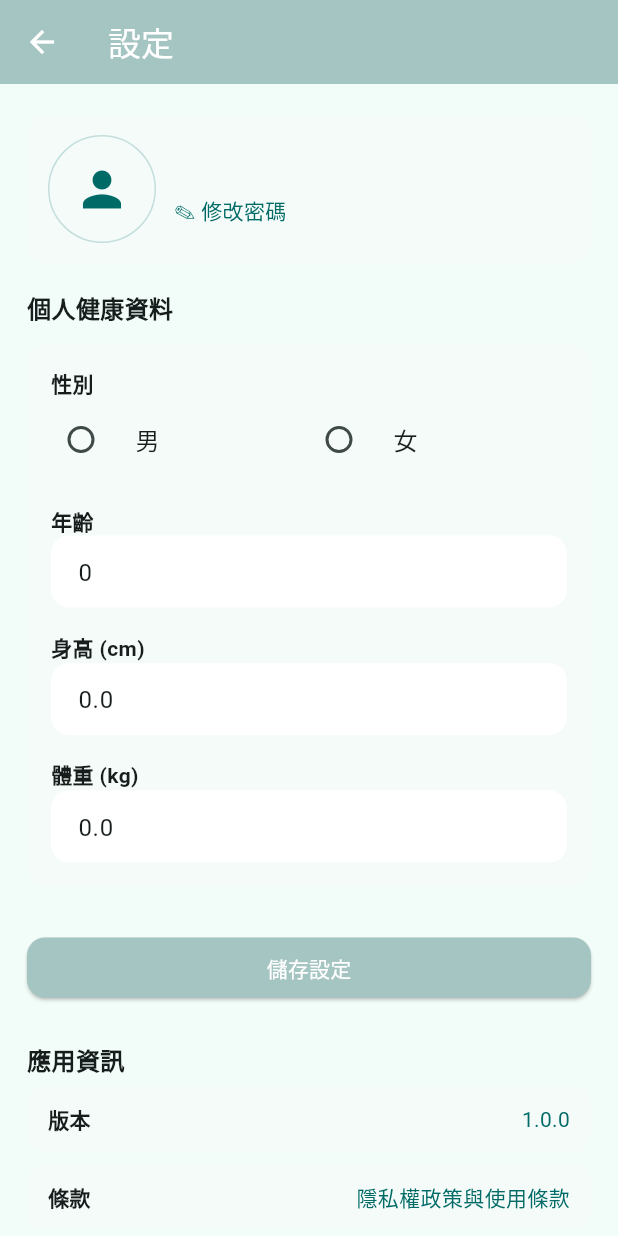
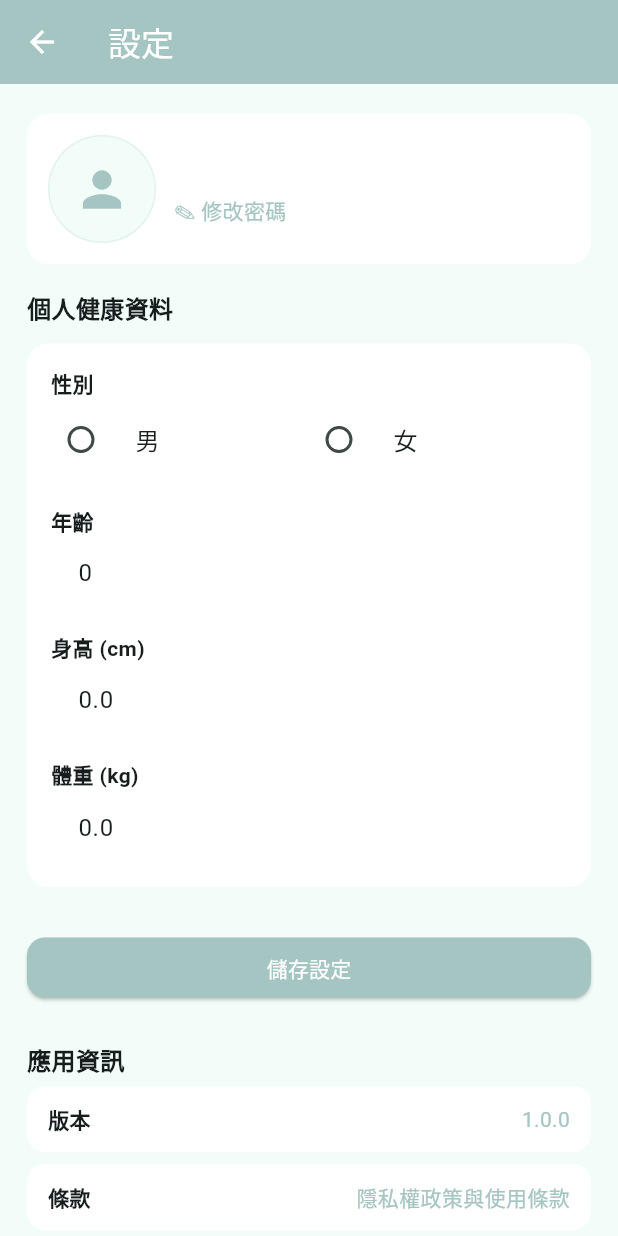
Before and after one commit to shaix0/aiNutrition, a Flutter app: the SettingsPage screen opened by its route, on a phone screen of 412 x 824 dp. Run offline on Flutter 3.47's test engine with Material 3 defaults, Android fonts, the phone set to English and light mode, and no system bars; our stand-ins replace cloud_firestore, dotted_border, firebase_auth, firebase_core, fl_chart, flutter_dotenv and 3 more; missing offline and left inert: googleapis; accounts and stored records are empty; generated files the repository leaves out were written again; network calls fail.

Commit message:
Shaix (#18)
* update

* 111

```diff
--- a/lib/app_theme.dart
+++ b/lib/app_theme.dart
@@ -1,3 +1,5 @@
+// lib/app_theme.dart
+
 import 'package:flutter/material.dart';
 
 class AppTheme {
@@ -6,9 +8,15 @@ class AppTheme {
   static const Color primaryLight = Color(0xFFF2FDF9);
 
   static ThemeData theme = ThemeData(
-    colorScheme: ColorScheme.fromSeed(seedColor: primaryDeep),
-    scaffoldBackgroundColor: primaryLight,
     useMaterial3: true,
+    colorScheme: ColorScheme.fromSeed(
+      seedColor: primaryDeep,
+    ).copyWith(
+      primary: primaryDeep,
+      surface: Colors.white,
+      background: primaryLight,
+    ),
+  scaffoldBackgroundColor: primaryLight,
 
     appBarTheme: const AppBarTheme(
       backgroundColor: primaryDeep,
--- a/lib/routes.dart
+++ b/lib/routes.dart
@@ -3,7 +3,7 @@ import 'package:flutter/material.dart';
 import 'history_page.dart';
 import 'analysisfood.dart';
 import 'auth.dart';
-import 'admin_test.dart';
+import 'admin.dart';
 import 'settings.dart';
 
 final Map<String, WidgetBuilder> appRoutes = {
--- a/lib/settings.dart
+++ b/lib/settings.dart
@@ -200,7 +200,7 @@ class _SettingsPageState extends State<SettingsPage> {
                 stream: FirebaseAuth.instance.authStateChanges(),
                 builder: (context, snapshot) {
                   final user = snapshot.data;
-                  final isLoggedIn = user != null;
+                  final isLoggedIn = user != null && user.email != null;
 
                   return Container(
                     width: double.infinity,
--- a/pubspec.yaml
+++ b/pubspec.yaml
@@ -4,7 +4,7 @@ publish_to: 'none'
 version: 1.0.0+1
 
 environment:
-  sdk: ^3.10.0-290.4.beta
+  sdk: ^3.9.2
 
 dependencies:
   flutter:
@@ -17,6 +17,7 @@ dependencies:
   flutter_spinkit: ^5.2.2
   google_fonts: ^6.3.2
   flutter_dotenv: ^6.0.0
+  intl: ^0.20.2
 
   google_generative_ai: ^0.4.7
   firebase_auth: ^6.1.2
```
Also changed, not shown: lib/history_page.dart (+5 -9 lines).
